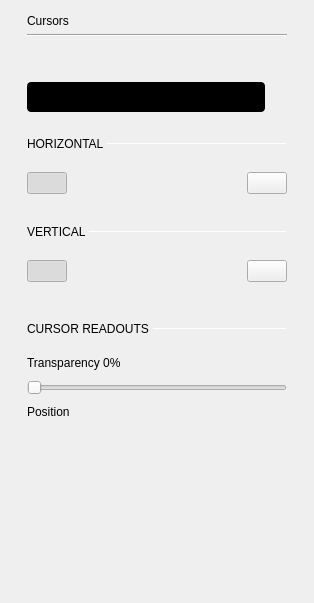
Before: the Qt Designer form plugins/m2k/ui/cursors_settings.ui in JJuanill/scopy, drawn with Qt 5.
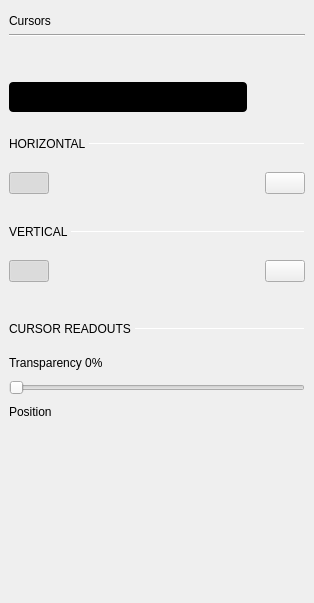
After: the same form once the commit is applied. Custom widgets are drawn as their Qt base class.

Commit message: plugins/m2k: Adjust cursors settings size.

Patch:
```diff
--- a/plugins/m2k/ui/cursors_settings.ui
+++ b/plugins/m2k/ui/cursors_settings.ui
@@ -18,13 +18,13 @@
     <number>0</number>
    </property>
    <property name="leftMargin">
-    <number>18</number>
+    <number>0</number>
    </property>
    <property name="topMargin">
     <number>5</number>
    </property>
    <property name="rightMargin">
-    <number>18</number>
+    <number>0</number>
    </property>
    <property name="bottomMargin">
     <number>0</number>
@@ -54,7 +54,7 @@
        <rect>
         <x>0</x>
         <y>0</y>
-        <width>278</width>
+        <width>314</width>
         <height>598</height>
        </rect>
       </property>
@@ -77,6 +77,12 @@
        </item>
        <item>
         <widget class="Line" name="line">
+         <property name="sizePolicy">
+          <sizepolicy hsizetype="Expanding" vsizetype="Fixed">
+           <horstretch>0</horstretch>
+           <verstretch>0</verstretch>
+          </sizepolicy>
+         </property>
          <property name="minimumSize">
           <size>
            <width>240</width>
@@ -85,7 +91,7 @@
          </property>
          <property name="maximumSize">
           <size>
-           <width>280</width>
+           <width>16777215</width>
            <height>2</height>
           </size>
          </property>
@@ -739,8 +745,8 @@
               </property>
               <property name="minimumSize">
                <size>
-                <width>80</width>
-                <height>80</height>
+                <width>100</width>
+                <height>100</height>
                </size>
               </property>
              </widget>
```
